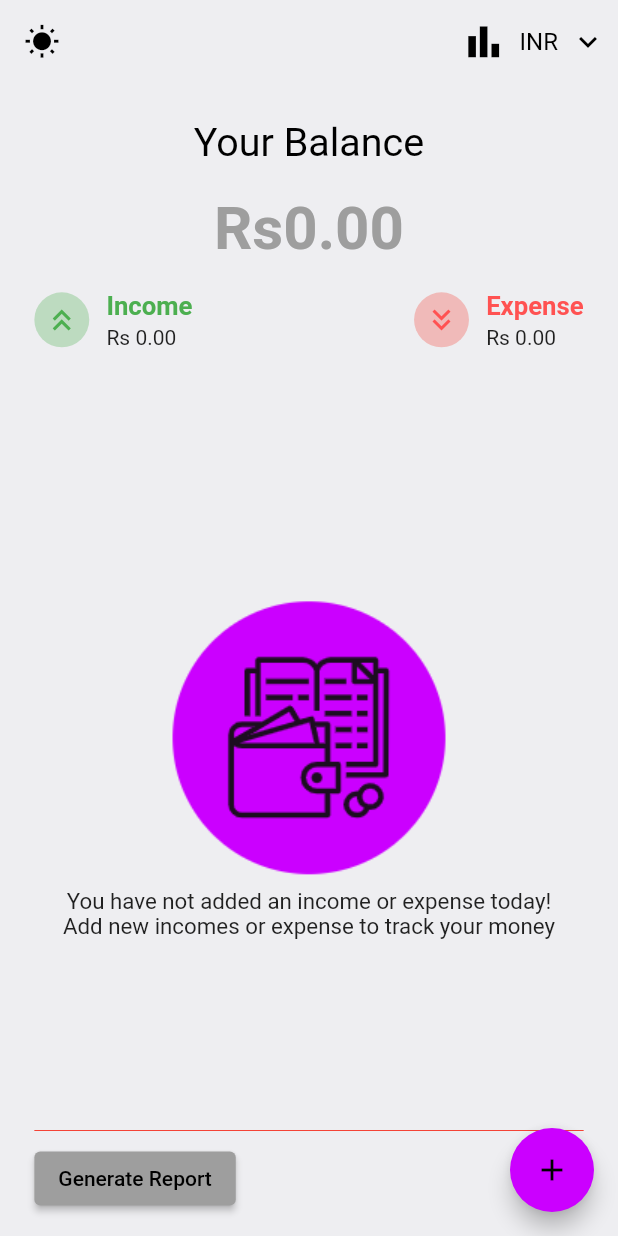
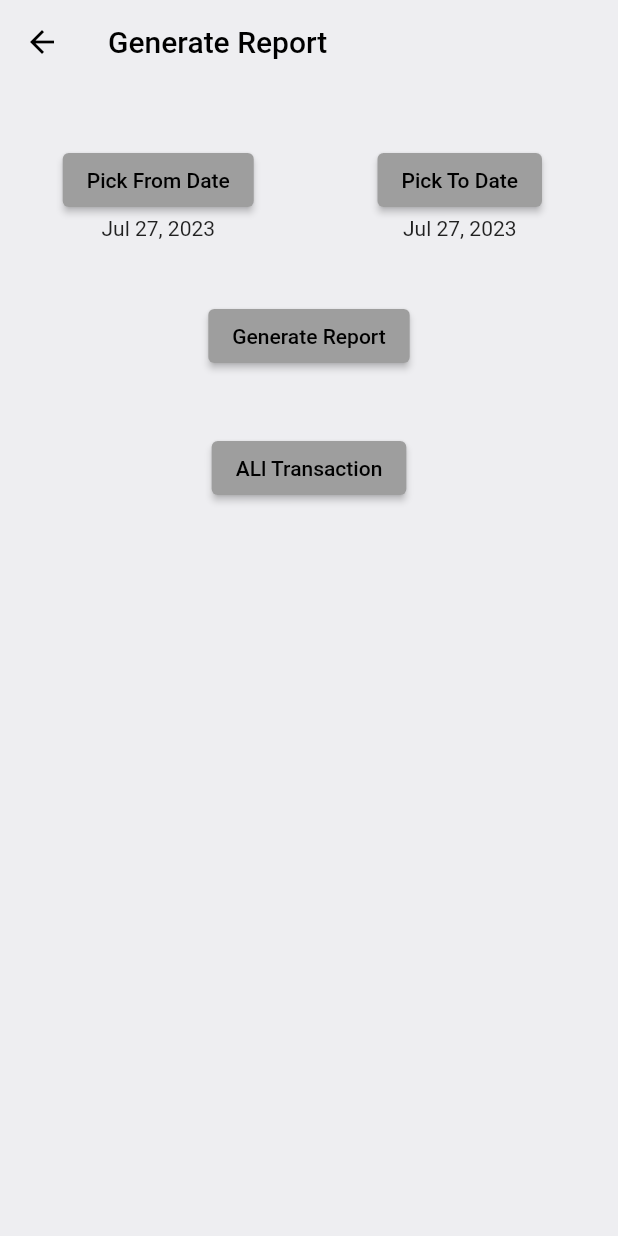
Before and after one commit to harsha5431/flutter_expense_tracker_app-master, a Flutter app: the screen it shows after launch, after a tap on "Generate Report", on a phone screen of 412 x 824 dp. Run offline on Flutter 3.47's test engine with Material 2 defaults, Android fonts, the phone set to English and light mode, and no system bars; drawn by our look-alikes of dropdown_button2; our stand-ins replace flutter_screenutil, get, get_storage, image_picker, pie_chart, sqflite; missing offline and left inert: pdf_viewer_plugin, syncfusion_flutter_pdf; accounts and stored records are empty.

Commit message:
generate report with date range

```diff
--- /dev/null
+++ b/lib/controllers/generate_report_controller.dart
@@ -0,0 +1,25 @@
+import 'package:get/get.dart';
+
+class GenerateReportController extends GetxController {
+  final Rx<DateTime> _fromDate = DateTime.now().obs;
+  final Rx<DateTime> _toDate = DateTime.now().obs;
+
+  Rx<DateTime> getFromDate() {
+    return _fromDate;
+  }
+
+  Rx<DateTime> getToDate() {
+    return _toDate;
+  }
+
+  set fromDate(DateTime fromDate) {
+    _fromDate.value = fromDate;
+  }
+
+  set toDate(DateTime toDate) {
+    _toDate.value = toDate;
+  }
+
+
+
+}
--- a/lib/views/screens/add_transaction_screen.dart
+++ b/lib/views/screens/add_transaction_screen.dart
@@ -82,6 +82,7 @@ class AddTransactionScreen extends StatelessWidget {
                 controller: _nameController,
               ),
               InputField(
+                isAmount: true,
                 hint: 'Enter transaction amount',
                 label: 'Transaction Amount',
                 controller: _amountController,
--- /dev/null
+++ b/lib/views/screens/generate_report.dart
@@ -0,0 +1,308 @@
+import 'dart:io';
+
+import 'package:flutter/material.dart';
+import 'package:flutter_expense_tracker_app/controllers/generate_report_controller.dart';
+import 'package:flutter_expense_tracker_app/controllers/home_controller.dart';
+import 'package:flutter_expense_tracker_app/models/transaction.dart';
+import 'package:flutter_expense_tracker_app/views/screens/pdf_viewer.dart';
+import 'package:get/get.dart';
+import 'package:intl/intl.dart';
+import 'package:syncfusion_flutter_pdf/pdf.dart';
+import 'package:path_provider/path_provider.dart';
+
+class GenerateReport extends StatelessWidget {
+  const GenerateReport({Key? key}) : super(key: key);
+
+
+  @override
+  Widget build(BuildContext context) {
+    final GenerateReportController _generateReportController = Get.put(GenerateReportController());
+    final HomeController _homeController = Get.put(HomeController());
+
+    return Scaffold(
+      appBar: AppBar(title: Text("Generate Report")),
+      body: Padding(
+        padding: const EdgeInsets.symmetric(horizontal: 10, vertical: 40),
+        child: Column(
+          children: [
+            Row(
+              children: [
+                Expanded(
+                  child: Column(
+                    children: [
+                      ElevatedButton(
+                        child: Text("Pick From Date"),
+                        onPressed: () async {
+                          DateTime? fromDate = await showDatePicker(
+                            context: context,
+                            initialDate: DateTime.now(),
+                            firstDate: DateTime.now().subtract(Duration(days: 100)),
+                            lastDate: DateTime.now().add(Duration(days: 100)),
+                          );
+                          if (fromDate != null) {
+                            _generateReportController.fromDate = fromDate;
+                          }
+                        },
+                      ),
+                      Obx(() {
+                        return Text(DateFormat.yMMMd().format(_generateReportController.getFromDate().value));
+                      }),
+                    ],
+                  ),
+                ),
+                SizedBox(width: 10,),
+                Expanded(
+                  child: Column(
+                    children: [
+                      ElevatedButton(
+                        child: Text("Pick To Date"),
+                        onPressed: () async {
+                          DateTime? toDate = await showDatePicker(
+                            context: context,
+                            initialDate: DateTime.now(),
+                            firstDate: DateTime.now().subtract(Duration(days: 100)),
+                            lastDate: DateTime.now().add(Duration(days: 100)),
+                          );
+                          if (toDate != null) {
+                            _generateReportController.toDate = toDate;
+                          }
+                        },
+                      ),
+                      Obx(() {
+                        return Text(DateFormat.yMMMd().format(_generateReportController.getToDate().value));
+                      }),
+                    ],
+                  ),
+                )
+              ],
+            ),
+            SizedBox(height: 40,),
+            Center(
+              child: ElevatedButton(
+                child: Text("Generate Report"),
+                onPressed: () async {
+
+                  // PermissionStatus permissionResult = await Permission.manageExternalStorage
+                  //     .request();
+                  // print("permissionResult: ${permissionResult}");
+                  //
+                  // if (!await Permission.manageExternalStorage.isGranted) {
+                  //   print("NO PERMISSION");
+                  //   return;
+                  // } else {
+                  //   print("PERMISSION");
+                  // }
+
+
+                  // Create a new PDF document.
+                  final PdfDocument document = PdfDocument();
+                  // Add a PDF page and draw text.
+                  final PdfPage page = document.pages.add();
+                  final PdfGrid grid = PdfGrid();
+                  grid.columns.add(count: 7);
+
+                  final PdfGridRow headerRow = grid.headers.add(1)[0];
+                  headerRow.style.font = PdfStandardFont(PdfFontFamily.helvetica, 10, style: PdfFontStyle.bold);
+
+                  headerRow.cells[0].value = 'Type';
+                  headerRow.cells[1].value = 'Name';
+                  headerRow.cells[2].value = 'Amount';
+                  headerRow.cells[3].value = 'Date';
+                  headerRow.cells[4].value = 'Time';
+                  headerRow.cells[5].value = 'Category';
+                  headerRow.cells[6].value = 'Mode';
+
+                  for (TransactionModel transactionModel in _homeController.myTransactions) {
+                    // Add rows to the grid.
+
+                    if (transactionModel.date != null) {
+                      print("SEE HERE: DATE: ${transactionModel.date}");
+                      List<String> dateStringSplit = transactionModel.date!.split("/");
+                      int date =  int.parse(dateStringSplit[1]);
+                      int month = int.parse(dateStringSplit[0]);
+                      int year = int.parse(dateStringSplit[2]);
+
+                      print("DATE IS $date, $month, $year");
+
+                      DateTime transactionDate = DateTime(year, month, date);
+                      print("IS BEFORE: ${transactionDate.isBefore(_generateReportController.getToDate().value)}");
+                      print("IS AFTER: ${transactionDate.isAfter(_generateReportController.getFromDate().value)}");
+                      if (
+                        transactionDate.isBefore(_generateReportController.getToDate().value) &&
+                        transactionDate.isAfter(_generateReportController.getFromDate().value)
+                      ) {
+                        print("ADDING VALUE");
+                        PdfGridRow row = grid.rows.add();
+                        row.cells[0].value = transactionModel.type;
+                        row.cells[1].value = transactionModel.name;
+                        row.cells[2].value = transactionModel.amount;
+                        row.cells[3].value = transactionModel.date;
+                        row.cells[4].value = transactionModel.time;
+                        row.cells[5].value = transactionModel.category;
+                        row.cells[6].value = transactionModel.mode;
+                      }
+                    }
+                  }
+
+                  grid.style.cellPadding = PdfPaddings(left: 5, top: 5);
+                  grid.draw(
+                      page: page,
+                      bounds: Rect.fromLTWH(
+                          0, 0, page.getClientSize().width, page.getClientSize().height
+                      )
+                  );
+
+                  final List<int> bytes = await document.save();
+                  // Dispose the document.
+                  document.dispose();
+
+                  // Save the document.
+                  // File('HelloWorld.pdf').writeAsBytes(await document.save());
+
+                  //Get external storage directory
+                  // Directory directory = (await getApplicationDocumentsDirectory());
+                  Directory? directory = (await getExternalStorageDirectories(type: StorageDirectory.downloads))?.first;
+
+                  if (directory == null) {
+                  return;
+                  }
+                  //Get directory path
+                  // String path = directory.path;
+                  String path = "/storage/emulated/0/Download";
+                  print("PATH: ${path}");
+
+                  //Create an empty file to write PDF data
+                  File file = File('$path/Output.pdf');
+                  //Write PDF data
+                  await file.writeAsBytes(bytes, flush: true);
+                  //Open the PDF document in mobile
+                  // OpenFile.open('$path/Output.pdf');
+                  Get.snackbar(
+                  "File Downloaded",
+                  "The file has been downloaded and stored in downloads folder",
+                  snackPosition: SnackPosition.BOTTOM,
+                  colorText: Colors.white,
+                  borderRadius: 10,
+                  backgroundColor: Colors.green.withOpacity(0.5),
+                  );
+                  Get.to(() => PDFViewer(path: "$path/Output.pdf"));
+                },
+              ),
+            ),
+            SizedBox(height: 40,),
+            Center(
+              child: ElevatedButton(
+                child: Text("ALl Transaction"),
+                onPressed: () async {
+
+                  // PermissionStatus permissionResult = await Permission.manageExternalStorage
+                  //     .request();
+                  // print("permissionResult: ${permissionResult}");
+                  //
+                  // if (!await Permission.manageExternalStorage.isGranted) {
+                  //   print("NO PERMISSION");
+                  //   return;
+                  // } else {
+                  //   print("PERMISSION");
+                  // }
+
+
+                  // Create a new PDF document.
+                  final PdfDocument document = PdfDocument();
+                  // Add a PDF page and draw text.
+                  final PdfPage page = document.pages.add();
+                  final PdfGrid grid = PdfGrid();
+                  grid.columns.add(count: 7);
+
+                  final PdfGridRow headerRow = grid.headers.add(1)[0];
+                  headerRow.style.font = PdfStandardFont(PdfFontFamily.helvetica, 10, style: PdfFontStyle.bold);
+
+                  headerRow.cells[0].value = 'Type';
+                  headerRow.cells[1].value = 'Name';
+                  headerRow.cells[2].value = 'Amount';
+                  headerRow.cells[3].value = 'Date';
+                  headerRow.cells[4].value = 'Time';
+                  headerRow.cells[5].value = 'Category';
+                  headerRow.cells[6].value = 'Mode';
+
+                  for (TransactionModel transactionModel in _homeController.myTransactions) {
+                    // Add rows to the grid.
+
+                    if (transactionModel.date != null) {
+                      print("SEE HERE: DATE: ${transactionModel.date}");
+                      List<String> dateStringSplit = transactionModel.date!.split("/");
+                      int date =  int.parse(dateStringSplit[1]);
+                      int month = int.parse(dateStringSplit[0]);
+                      int year = int.parse(dateStringSplit[2]);
+
+                      print("DATE IS $date, $month, $year");
+
+                      DateTime transactionDate = DateTime(year, month, date);
+                      // if (
+                      // transactionDate.isBefore(_generateReportController.getToDate().value) &&
+                      //     transactionDate.isAfter(_generateReportController.getToDate().value)
+                      // ) {
+                        print("ADDING VALUE");
+                        PdfGridRow row = grid.rows.add();
+                        row.cells[0].value = transactionModel.type;
+                        row.cells[1].value = transactionModel.name;
+                        row.cells[2].value = transactionModel.amount;
+                        row.cells[3].value = transactionModel.date;
+                        row.cells[4].value = transactionModel.time;
+                        row.cells[5].value = transactionModel.category;
+                        row.cells[6].value = transactionModel.mode;
+                      // }
+                    }
+                  }
+
+                  grid.style.cellPadding = PdfPaddings(left: 5, top: 5);
+                  grid.draw(
+                      page: page,
+                      bounds: Rect.fromLTWH(
+                          0, 0, page.getClientSize().width, page.getClientSize().height
+                      )
+                  );
+
+                  final List<int> bytes = await document.save();
+                  // Dispose the document.
+                  document.dispose();
+
+                  // Save the document.
+                  // File('HelloWorld.pdf').writeAsBytes(await document.save());
+
+                  //Get external storage directory
+                  // Directory directory = (await getApplicationDocumentsDirectory());
+                  Directory? directory = (await getExternalStorageDirectories(type: StorageDirectory.downloads))?.first;
+
+                  if (directory == null) {
+                    return;
+                  }
+                  //Get directory path
+                  // String path = directory.path;
+                  String path = "/storage/emulated/0/Download";
+                  print("PATH: ${path}");
+
+                  //Create an empty file to write PDF data
+                  File file = File('$path/Output.pdf');
+                  //Write PDF data
+                  await file.writeAsBytes(bytes, flush: true);
+                  //Open the PDF document in mobile
+                  // OpenFile.open('$path/Output.pdf');
+                  Get.snackbar(
+                    "File Downloaded",
+                    "The file has been downloaded and stored in downloads folder",
+                    snackPosition: SnackPosition.BOTTOM,
+                    colorText: Colors.white,
+                    borderRadius: 10,
+                    backgroundColor: Colors.green.withOpacity(0.5),
+                  );
+                  Get.to(() => PDFViewer(path: "$path/Output.pdf"));
+                },
+              ),
+            )
+          ],
+        ),
+      ),
+    );
+  }
+}
--- a/lib/views/screens/home_screen.dart
+++ b/lib/views/screens/home_screen.dart
@@ -10,6 +10,7 @@ import 'package:flutter_expense_tracker_app/models/transaction.dart';
 import 'package:flutter_expense_tracker_app/views/screens/add_transaction_screen.dart';
 import 'package:flutter_expense_tracker_app/views/screens/all_transactions_screen.dart';
 import 'package:flutter_expense_tracker_app/views/screens/chart_screen.dart';
+import 'package:flutter_expense_tracker_app/views/screens/generate_report.dart';
 import 'package:flutter_expense_tracker_app/views/screens/pdf_viewer.dart';
 import 'package:flutter_expense_tracker_app/views/widgets/income_expense.dart';
 import 'package:flutter_expense_tracker_app/views/widgets/placeholder_info.dart';
@@ -165,94 +166,8 @@ class HomeScreen extends StatelessWidget {
                     )
                   : SizedBox(),
               Divider(color: Colors.red,),
-              ElevatedButton(onPressed: () async {
-                print("Button pressed..");
-
-                // PermissionStatus permissionResult = await Permission.manageExternalStorage
-                //     .request();
-                // print("permissionResult: ${permissionResult}");
-                //
-                // if (!await Permission.manageExternalStorage.isGranted) {
-                //   print("NO PERMISSION");
-                //   return;
-                // } else {
-                //   print("PERMISSION");
-                // }
-
-
-                // Create a new PDF document.
-                final PdfDocument document = PdfDocument();
-                // Add a PDF page and draw text.
-                final PdfPage page = document.pages.add();
-                final PdfGrid grid = PdfGrid();
-                grid.columns.add(count: 7);
-
-                final PdfGridRow headerRow = grid.headers.add(1)[0];
-                headerRow.style.font = PdfStandardFont(PdfFontFamily.helvetica, 10, style: PdfFontStyle.bold);
-
-                headerRow.cells[0].value = 'Type';
-                headerRow.cells[1].value = 'Name';
-                headerRow.cells[2].value = 'Amount';
-                headerRow.cells[3].value = 'Date';
-                headerRow.cells[4].value = 'Time';
-                headerRow.cells[5].value = 'Category';
-                headerRow.cells[6].value = 'Mode';
-
-                for (TransactionModel transactionModel in _homeController.myTransactions) {
-                  // Add rows to the grid.
-                  PdfGridRow row = grid.rows.add();
-                  row.cells[0].value = transactionModel.type;
-                  row.cells[1].value = transactionModel.name;
-                  row.cells[2].value = transactionModel.amount;
-                  row.cells[3].value = transactionModel.date;
-                  row.cells[4].value = transactionModel.time;
-                  row.cells[5].value = transactionModel.category;
-                  row.cells[6].value = transactionModel.mode;
-                }
-
-                grid.style.cellPadding = PdfPaddings(left: 5, top: 5);
-                grid.draw(
-                  page: page,
-                  bounds: Rect.fromLTWH(
-                    0, 0, page.getClientSize().width, page.getClientSize().height
-                  )
-                );
-
-                final List<int> bytes = await document.save();
-                // Dispose the document.
-                document.dispose();
-
-                // Save the document.
-                // File('HelloWorld.pdf').writeAsBytes(await document.save());
-
-                //Get external storage directory
-                // Directory directory = (await getApplicationDocumentsDirectory());
-                Directory? directory = (await getExternalStorageDirectories(type: StorageDirectory.downloads))?.first;
-
-                if (directory == null) {
-                  return;
-                }
-                //Get directory path
-                // String path = directory.path;
-                String path = "/storage/emulated/0/Download";
-                print("PATH: ${path}");
-
-                //Create an empty file to write PDF data
-                File file = File('$path/Output.pdf');
-                //Write PDF data
-                await file.writeAsBytes(bytes, flush: true);
-                //Open the PDF document in mobile
-                // OpenFile.open('$path/Output.pdf');
-                Get.snackbar(
-                  "File Downloaded",
-                  "The file has been downloaded and stored in downloads folder",
-                  snackPosition: SnackPosition.BOTTOM,
-                  colorText: Colors.white,
-                  borderRadius: 10,
-                  backgroundColor: Colors.green.withOpacity(0.5),
-                );
-                Get.to(() => PDFViewer(path: "$path/Output.pdf"));
-
+              ElevatedButton(onPressed: () {
+                Get.to(() => GenerateReport());
               }, child: Text("Generate Report"))
             ],
           ),
```
